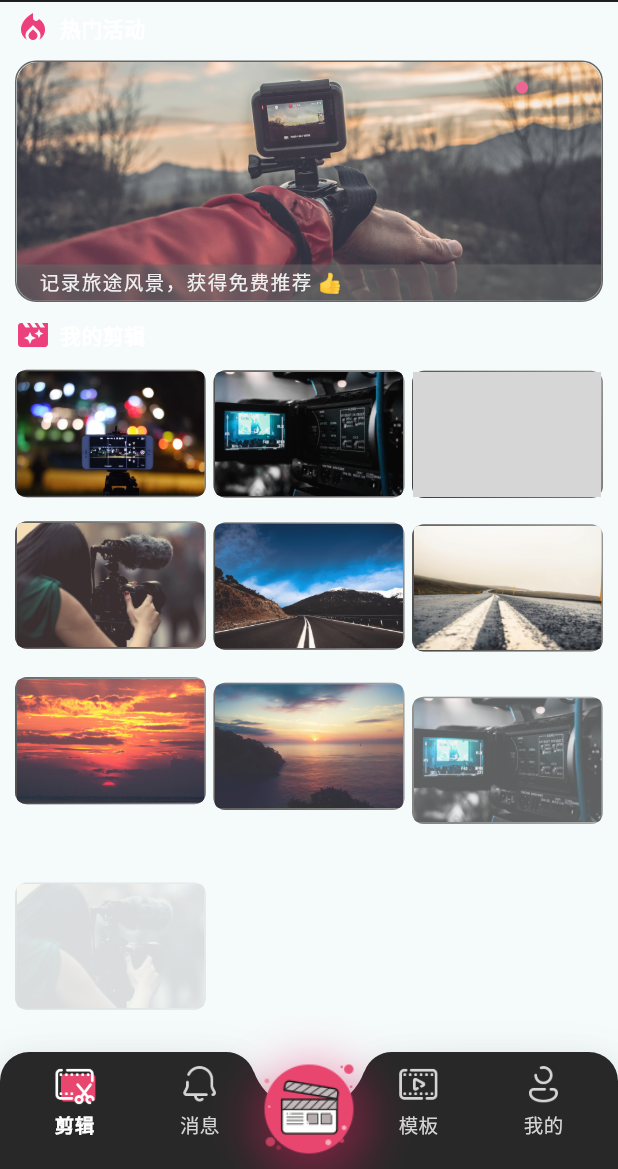
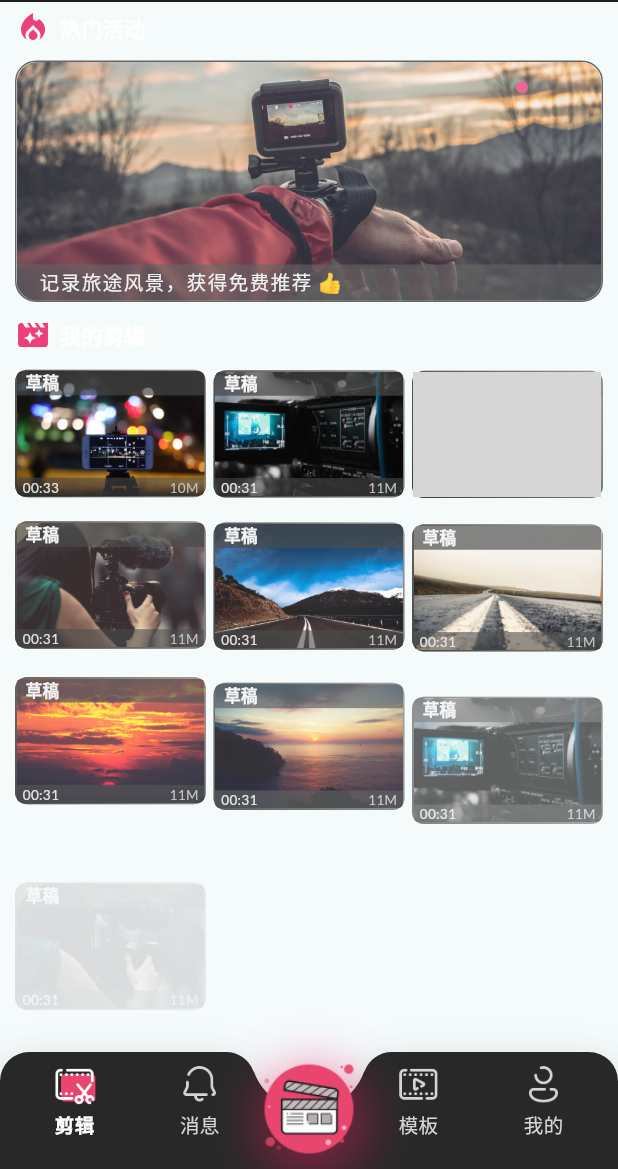
Before and after one commit to Cc-Edit/CcClipApp, a Flutter app: the first screen one second after launch, on a phone screen of 412 x 824 dp, the part 67-1236 px from its top. Run offline on Flutter 3.47's test engine with Material 3 defaults, Android fonts, the phone set to English and light mode, and no system bars; drawn by our look-alikes of card_swiper; our stand-ins replace flutter_mobx, google_fonts, mobx; generated files the repository leaves out were written again; grey boxes are pictures that could not be loaded.

Commit message:
首页列表优化

```diff
--- a/lib/component/ListItem/VideoListItem.dart
+++ b/lib/component/ListItem/VideoListItem.dart
@@ -1,5 +1,7 @@
 import 'package:flutter/material.dart';
 import 'package:cc_clip_app/model/VideoListData.dart';
+import 'package:flutter_mobx/flutter_mobx.dart';
+import 'package:cc_clip_app/store/app_store.dart';
 
 class VideoListItem extends StatelessWidget {
   const VideoListItem({
@@ -53,6 +55,46 @@ class VideoListItem extends StatelessWidget {
                           fit: BoxFit.cover,
                         ),
                       ),
+                      Observer(
+                        builder: (_) => Column(
+                          children: [
+                            Container(
+                              height: appStore.showList ? 28 : 16,
+                              padding: const EdgeInsets.fromLTRB(6, 0, 4, 0),
+                              color: Colors.grey[800]!.withOpacity(0.7),
+                              child: Row(
+                                children: [
+                                  Text(listData!.title, style: TextStyle(
+                                    fontSize: appStore.showList ? 14 : 11,
+                                    fontWeight: FontWeight.bold,
+                                    color: Colors.grey[100],
+                                  ),)
+                                ],
+                              ),
+                            ),
+                            const Expanded(child: SizedBox()),
+                            Container(
+                              height: appStore.showList ? 24 : 12,
+                              padding: const EdgeInsets.fromLTRB(4, 0, 4, 0),
+                              color: Colors.grey[800]!.withOpacity(0.6),
+                              child: Row(
+                                children: [
+                                  Text(listData!.time, style: TextStyle(
+                                      fontSize: appStore.showList ? 12 : 9,
+                                      color: Colors.grey[300]
+                                  ),),
+                                  const Expanded(child: SizedBox()),
+                                  Text(listData!.size, style: TextStyle(
+                                      fontSize: appStore.showList ? 12 : 9,
+                                      color: Colors.grey[400]
+                                  ),),
+                                ],
+                              ),
+                            )
+                          ],
+                        )
+                      ),
+
                     ],
                   ),
                 ),
--- a/lib/model/VideoListData.dart
+++ b/lib/model/VideoListData.dart
@@ -3,100 +3,100 @@ class VideoListData {
     this.id = '',
     this.cover = '',
     this.title = '',
-    this.size = 0,
-    this.time = 0,
+    this.size = '',
+    this.time = '',
   });
 
   String cover;
   String title;
   String id;
-  int size;
-  int time;
+  String size;
+  String time;
 
   static List<VideoListData> videoList = [
     VideoListData(
       cover: 'assets/image/cover3.png',
       id: '1',
-      title: '草稿0001',
-      size: 13000,
-      time: 54000,
+      title: '草稿',
+      size: '10M',
+      time: '00:33',
     ),
     VideoListData(
       cover: 'assets/image/cover1.png',
       id: '1',
-      title: '草稿0001',
-      size: 14000,
-      time: 24000,
+      title: '草稿',
+      size: '11M',
+      time: '00:31',
     ),
     VideoListData(
       cover: 'assets/image/cover4.png',
       id: '1',
-      title: '草稿0001',
-      size: 12000,
-      time: 14000,
+      title: '草稿',
+      size: '1M',
+      time: '00:31',
     ),
     VideoListData(
       cover: 'assets/image/cover2.png',
       id: '1',
-      title: '草稿0001',
-      size: 19000,
-      time: 34000,
+      title: '草稿',
+      size: '11M',
+      time: '00:31',
     ),
     VideoListData(
       cover: 'assets/image/cover5.png',
       id: '1',
-      title: '草稿0001',
-      size: 1000,
-      time: 39000,
+      title: '草稿',
+      size: '11M',
+      time: '00:31',
     ),
     VideoListData(
       cover: 'assets/image/cover6.png',
       id: '1',
-      title: '草稿0001',
-      size: 12000,
-      time: 14000,
+      title: '草稿',
+      size: '11M',
+      time: '00:31',
     ),
     VideoListData(
       cover: 'assets/image/cover7.png',
       id: '1',
-      title: '草稿0001',
-      size: 19000,
-      time: 34000,
+      title: '草稿',
+      size: '11M',
+      time: '00:31',
     ),
     VideoListData(
       cover: 'assets/image/cover8.png',
       id: '1',
-      title: '草稿0001',
-      size: 1000,
-      time: 39000,
+      title: '草稿',
+      size: '11M',
+      time: '00:31',
     ),
     VideoListData(
       cover: 'assets/image/cover1.png',
       id: '1',
-      title: '草稿0001',
-      size: 1000,
-      time: 39000,
+      title: '草稿',
+      size: '11M',
+      time: '00:31',
     ),
     VideoListData(
       cover: 'assets/image/cover2.png',
       id: '1',
-      title: '草稿0001',
-      size: 1000,
-      time: 39000,
+      title: '草稿',
+      size: '11M',
+      time: '00:31',
     ),
     VideoListData(
       cover: 'assets/image/cover3.png',
       id: '1',
-      title: '草稿0001',
-      size: 1000,
-      time: 39000,
+      title: '草稿',
+      size: '11M',
+      time: '00:31',
     ),
     VideoListData(
       cover: 'assets/image/cover4.png',
       id: '1',
-      title: '草稿0001',
-      size: 1000,
-      time: 39000,
+      title: '草稿',
+      size: '11M',
+      time: '00:31',
     ),
   ];
 }
```
